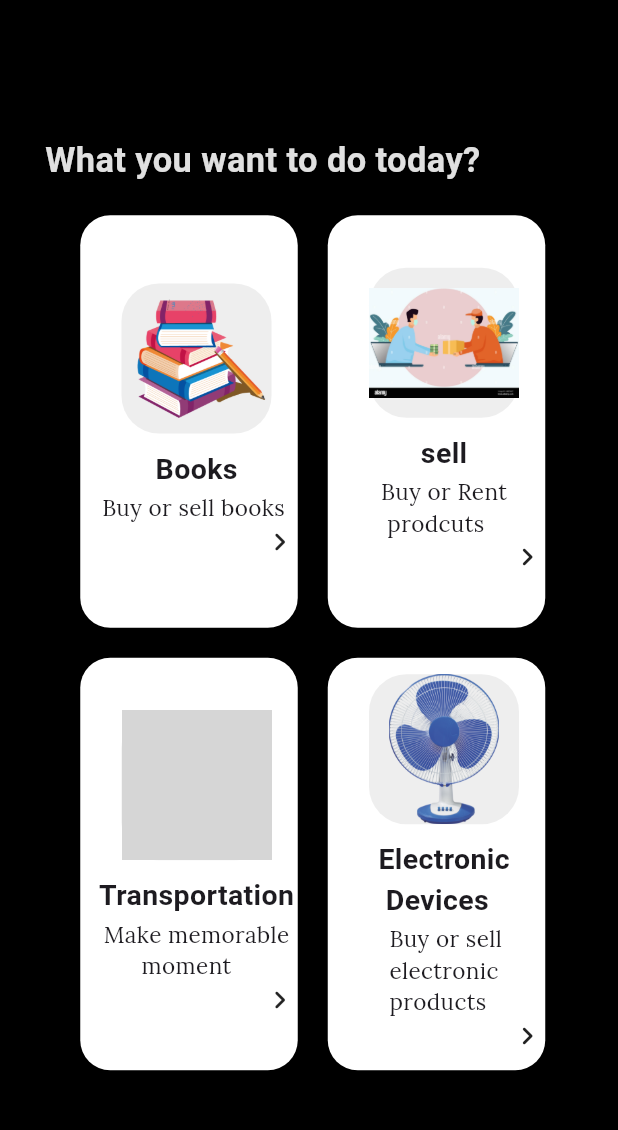
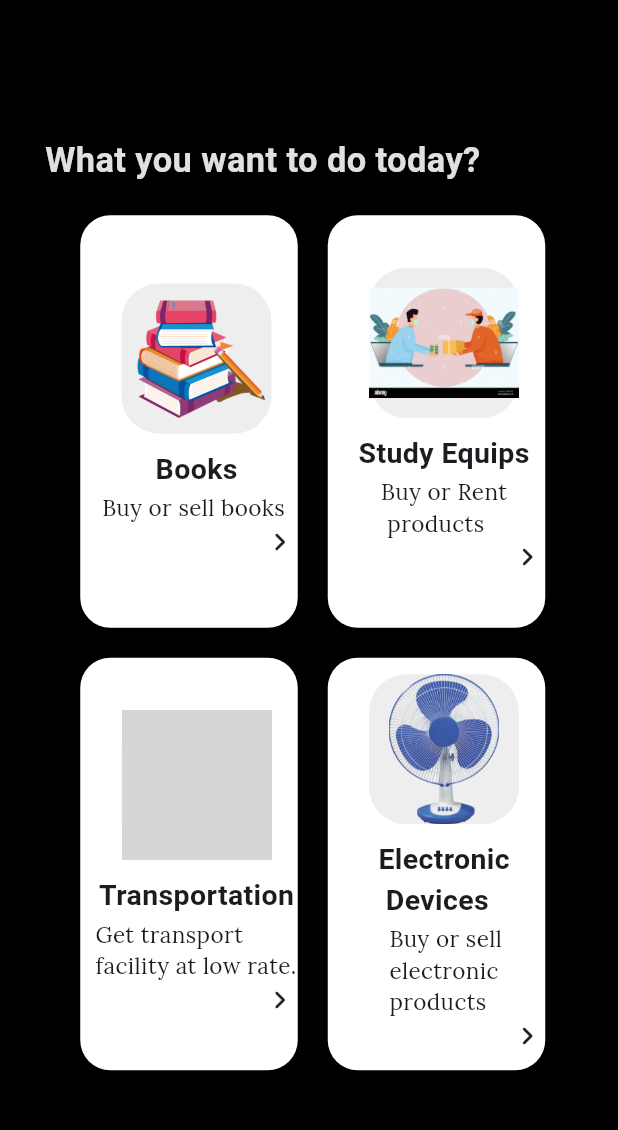
Before and after one commit to Nakulvarshney07/BYTEVERSE, a Flutter app: the Page1_screen screen opened directly, on a phone screen of 412 x 824 dp, the part 72-1202 px from its top. Run offline on Flutter 3.47's test engine with Material 3 defaults, Android fonts, the phone set to English and light mode, and no system bars; our stand-ins replace cloud_firestore, firebase_auth, firebase_core, font_awesome_flutter; accounts and stored records are empty; grey boxes are pictures that could not be loaded.

Commit message:
New changes added

```diff
--- a/lib/page1.dart
+++ b/lib/page1.dart
@@ -54,7 +54,7 @@ class _Page1_screenState extends State<Page1_screen> {
               },),
                 SizedBox(width: 20,),
                 InkWell(
-             child:  Global2(img: "assets/images/Exchange.jpg", text1: "sell", text2: "Buy or Rent\n prodcuts"),
+             child:  Global2(img: "assets/images/Exchange.jpg", text1: "Study Equips", text2: "Buy or Rent\n products"),
               onTap: (){
                 Navigator.push(context, MaterialPageRoute(builder: (context)=>sell()));
               },),
@@ -67,7 +67,7 @@ class _Page1_screenState extends State<Page1_screen> {
               crossAxisAlignment: CrossAxisAlignment.center,
               children: [
                 InkWell(
-                child:Global2(img: "assets/images/cycle.png", text1: "Transportation", text2: "Make memorable\n      moment"),
+                child:Global2(img: "assets/images/cycle.png", text1: "Transportation", text2: "Get transport facility at low rate."),
                  onTap: (){
                 Navigator.push(context, MaterialPageRoute(builder: (context)=>Transportation()));
               },),
```
Also changed, not shown: lib/sell.dart (+37 -0 lines), assets/images/Calc1.png (added), assets/images/Draft.webp (added), assets/images/Draft3.jpg (added), assets/images/Draft4.png (added), assets/images/calc2.png (added).
